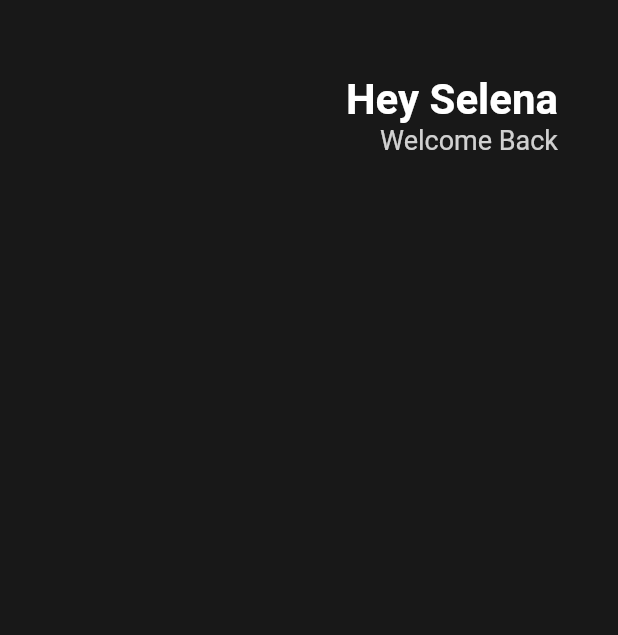
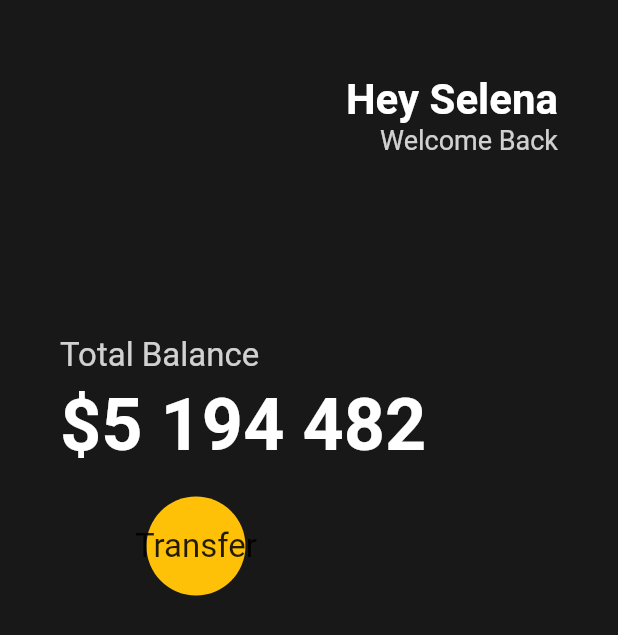
Before and after one commit to HonkenPark/flutter_study_toonflix, a Flutter app: the screen it shows after launch, on a phone screen of 412 x 824 dp. Shown: the top 635 px of the screen. Run offline on Flutter 3.47's test engine with Material 2 defaults, Android fonts, the phone set to English and light mode, and no system bars.

Commit message:
FEAT(main): Button and Container
21th June Task

```diff
--- a/lib/main.dart
+++ b/lib/main.dart
@@ -24,7 +24,8 @@ class App extends StatelessWidget {
         backgroundColor: Color(0xFF181818),
         body: Padding(
           padding: EdgeInsets.symmetric(horizontal: 40),
-          child: Column(children: [
+          child:
+              Column(crossAxisAlignment: CrossAxisAlignment.start, children: [
             SizedBox(
               height: 50,
             ),
@@ -53,6 +54,51 @@ class App extends StatelessWidget {
                 ),
               ],
             ),
+            SizedBox(
+              height: 120,
+            ),
+            Text(
+              'Total Balance',
+              style: TextStyle(
+                fontSize: 22,
+                color: Colors.white.withOpacity(0.8),
+              ),
+            ),
+            SizedBox(
+              height: 5,
+            ),
+            Text(
+              '\$5 194 482',
+              style: TextStyle(
+                fontSize: 48,
+                color: Colors.white,
+                fontWeight: FontWeight.w600,
+              ),
+            ),
+            SizedBox(
+              height: 20,
+            ),
+            Row(
+              children: [
+                Container(
+                  decoration: BoxDecoration(
+                    color: Colors.amber,
+                    shape: BoxShape.circle,
+                  ),
+                  child: Padding(
+                    padding: EdgeInsets.symmetric(
+                      vertical: 20,
+                      horizontal: 50,
+                    ),
+                    child: Text('Transfer',
+                      style: TextStyle(
+                        fontSize: 22,
+                      ),
+                    ),
+                  ),
+                )
+              ],
+            )
           ]),
         ),
       ),
```
